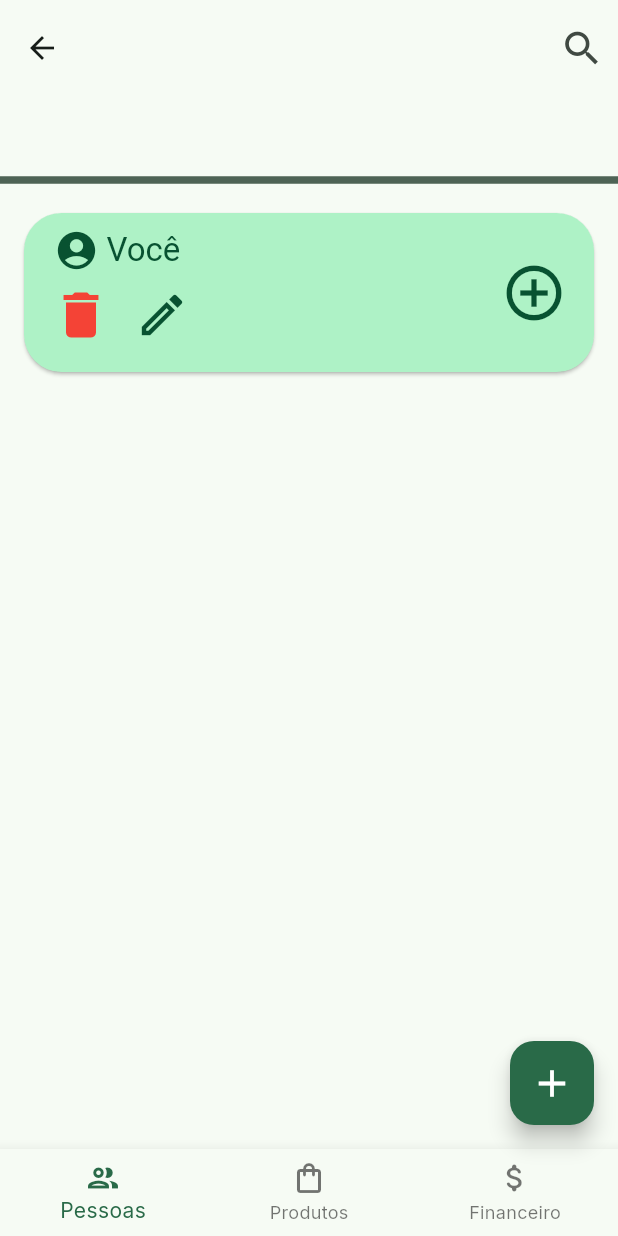
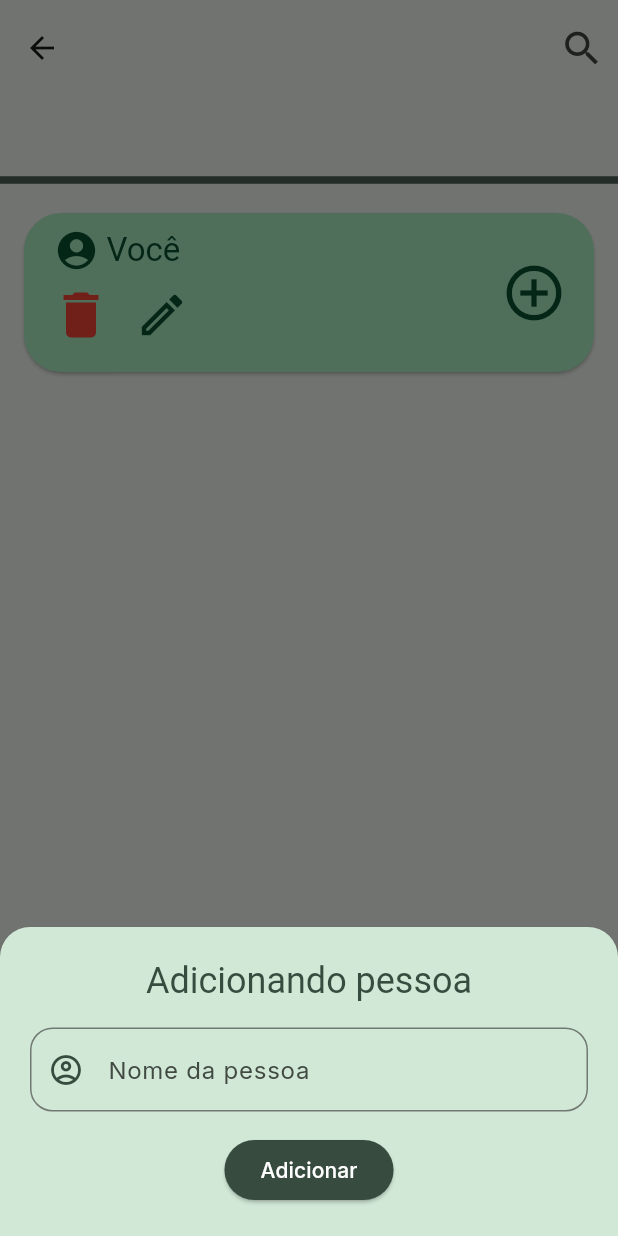
Before and after one commit to pedropelaes/Conta_Certa, a Flutter app: the EventManagerScreen screen opened directly with empty values, after a tap on the "add" icon, on a phone screen of 412 x 824 dp. Run offline on Flutter 3.47's test engine with Material 3 defaults, Android fonts, the phone set to English and light mode, and no system bars; drawn by our look-alikes of flutter_platform_widgets; our stand-ins replace device_preview, fluttertoast, google_fonts, shared_preferences; accounts and stored records are empty; Roboto replaces fonts that are missing (ABeeZee).

Commit message:
feature: Containers de add/edit pessoas

```diff
--- a/Conta_Certa/conta_certa/lib/main.dart
+++ b/Conta_Certa/conta_certa/lib/main.dart
@@ -1,4 +1,5 @@
 import 'package:conta_certa/screens/main_screen.dart';
+import 'package:conta_certa/screens/people_screen.dart';
 import 'package:conta_certa/theme/theme_notifier.dart';
 import 'package:flutter/material.dart';
 import 'package:flutter_platform_widgets/flutter_platform_widgets.dart';
@@ -44,6 +45,7 @@ void main() async {
       providers: [
         ChangeNotifierProvider<ThemeNotifier>.value(value: themeNotifier),
         ChangeNotifierProvider<EventsState>(create: (_) => EventsState()),
+        ChangeNotifierProvider<PeopleState>(create: (_) => PeopleState()),
       ],
       child: DevicePreview(
         enabled: kIsWeb || (!Platform.isAndroid && !Platform.isIOS),
--- a/Conta_Certa/conta_certa/lib/screens/event_manager_screen.dart
+++ b/Conta_Certa/conta_certa/lib/screens/event_manager_screen.dart
@@ -14,6 +14,13 @@ class EventManagerScreen extends StatefulWidget {
 }
 
 class _EventManagerScreenState extends State<EventManagerScreen> {
+  final TextEditingController nameController = TextEditingController();
+  @override
+  void dispose() {
+    nameController.dispose();
+    super.dispose();
+  }
+
   int _currentIndex = 0;
   late List<Widget> _pages;
 
@@ -65,12 +72,54 @@ class _EventManagerScreenState extends State<EventManagerScreen> {
           BottomNavigationBarItem(icon: Icon(Icons.attach_money_rounded), label: "Financeiro")
         ],
       ),
-      floatingActionButton: FloatingActionButton(
-        onPressed: (){},
-        backgroundColor: theme.colorScheme.primary,
-        child: Icon(Icons.add, size: 30, color: theme.colorScheme.onPrimary,),
-      ),
+      floatingActionButton: getFloatingActionButton(_currentIndex)
     );
   }
 
+  Widget? getFloatingActionButton(int index){
+    switch (index){
+      case 0:
+        return FloatingActionButton(
+        onPressed: (){
+          showAddPerson(context, nameController, widget.event);
+        },
+        backgroundColor: Theme.of(context).colorScheme.primary,
+        child: Icon(Icons.add, size: 30, color: Theme.of(context).colorScheme.onPrimary,),
+      );
+      case 1:
+        return FloatingActionButton(
+        onPressed: (){
+
+        },
+        backgroundColor: Theme.of(context).colorScheme.primary,
+        child: Icon(Icons.add, size: 30, color: Theme.of(context).colorScheme.onPrimary,),
+      );
+      case 2:
+        return FloatingActionButton(
+        onPressed: (){
+
+        },
+        backgroundColor: Theme.of(context).colorScheme.primary,
+        child: Icon(Icons.add, size: 30, color: Theme.of(context).colorScheme.onPrimary,),
+      );
+      default:
+        return null;
+    }
+  }
 }
+
+void showAddPerson(BuildContext context, TextEditingController nameController, Event event){
+  showModalBottomSheet(
+    context: context,
+    isScrollControlled: true,
+    backgroundColor: Colors.transparent,
+    shape: RoundedRectangleBorder(borderRadius: BorderRadius.only(topLeft: Radius.circular(20), topRight: Radius.circular(20))),
+    builder: (BuildContext context){
+      return Padding(padding: EdgeInsets.only(
+        bottom: MediaQuery.of(context).viewInsets.bottom,
+      ),
+      child: AddPersonContainer(theme: Theme.of(context), textTheme: TextTheme.of(context), context: context, nameController: nameController, event: event),
+      );
+    }
+  );
+}
--- a/Conta_Certa/conta_certa/lib/screens/people_screen.dart
+++ b/Conta_Certa/conta_certa/lib/screens/people_screen.dart
@@ -1,24 +1,27 @@
 import 'package:conta_certa/models/event.dart';
 import 'package:conta_certa/models/people.dart';
+import 'package:conta_certa/widgets/buttons.dart';
 import 'package:conta_certa/widgets/cards.dart';
+import 'package:conta_certa/widgets/slide_up_container.dart';
+import 'package:conta_certa/widgets/text_field.dart';
 import 'package:flutter/material.dart';
 import 'package:fluttertoast/fluttertoast.dart';
+import 'package:provider/provider.dart';
 
 class PeopleState extends ChangeNotifier{
   final List<Pessoa> _pessoas = [];
+
   List<Pessoa> get pessoas => List.unmodifiable(_pessoas);
-
-  Future<void> savePessoa() async{
-
-  }
 
   void addPessoa (String nome, Event event){
     _pessoas.add(Pessoa(nome: nome));
+    event.people.add(Pessoa(nome: nome));
     notifyListeners();
   }
 
-  void deletePessoa (int index){
+  void deletePessoa (int index, Event event){
     _pessoas.remove(index);
+    event.people.remove(index);
     notifyListeners();
     Fluttertoast.showToast(
       msg: "Pessoa deletada.",
@@ -39,12 +42,87 @@ class _PeopleScreenState extends State<PeopleScreen> {
 
   @override
   Widget build(BuildContext context) {
+    final peopleState = Provider.of<PeopleState>(context, listen: false);
+    final TextEditingController editingController = TextEditingController();
     final ThemeData theme = Theme.of(context);
     final TextTheme textTheme = theme.textTheme;
     return Column(
       children: [
-        PersonCard(theme: theme, textTheme: textTheme, name: "Você", onDelete: (){}, onEdit: (){}, onAdd: (){}),
+        PersonCard(theme: theme, textTheme: textTheme, name: "Você", onDelete: (){}, onEdit: (){showEditPerson(context, editingController, widget.event);}, onAdd: (){}),
       ]
     );
   }
 }
+Widget AddPersonContainer({
+  required ThemeData theme,
+  required TextTheme textTheme,
+  required BuildContext context,
+  required TextEditingController nameController,
+  required Event event,
+
+}){
+  return SlideUpContainer(
+    content: [
+      Text(
+        'Adicionando pessoa',
+        style: textTheme.headlineSmall?.copyWith(
+          color: theme.colorScheme.onSecondaryContainer,
+        ),
+      ),
+      TextFieldDesign(theme: theme, textTheme: textTheme, hintText: 'Nome da pessoa', icon: Icons.account_circle_outlined, controller: nameController),
+      ButtonDesign(theme: theme, textTheme: textTheme, childText: 'Adicionar', onPressed: (){
+        final navigator = Navigator.of(context);
+        final peopleState = Provider.of<PeopleState>(context, listen: false);
+        peopleState.addPessoa(nameController.text, event);
+        nameController.clear();
+        navigator.pop();
+      }),
+    ],
+    theme: theme
+  );
+}
+
+Widget EditPersonContainer({
+  required ThemeData theme,
+  required TextTheme textTheme,
+  required BuildContext context,
+  required TextEditingController nameController,
+  required Event event,
+
+}){
+  return SlideUpContainer(
+    content: [
+      Text(
+        'Editando pessoa',
+        style: textTheme.headlineSmall?.copyWith(
+          color: theme.colorScheme.onSecondaryContainer,
+        ),
+      ),
+      TextFieldDesign(theme: theme, textTheme: textTheme, hintText: 'Novo nome', icon: Icons.account_circle_outlined, controller: nameController),
+      ButtonDesign(theme: theme, textTheme: textTheme, childText: 'Salvar', onPressed: (){
+        final navigator = Navigator.of(context);
+        final peopleState = Provider.of<PeopleState>(context, listen: false);
+        peopleState.addPessoa(nameController.text, event);
+        nameController.clear();
+        navigator.pop();
+      }),
+    ],
+    theme: theme
+  );
+}
+
+void showEditPerson(BuildContext context, TextEditingController nameController, Event event){
+  showModalBottomSheet(
+    context: context,
+    isScrollControlled: true,
+    backgroundColor: Colors.transparent,
+    shape: RoundedRectangleBorder(borderRadius: BorderRadius.only(topLeft: Radius.circular(20), topRight: Radius.circular(20))),
+    builder: (BuildContext context){
+      return Padding(padding: EdgeInsets.only(
+        bottom: MediaQuery.of(context).viewInsets.bottom,
+      ),
+      child: EditPersonContainer(theme: Theme.of(context), textTheme: TextTheme.of(context), context: context, nameController: nameController, event: event),
+      );
+    }
+  );
+}
--- a/Conta_Certa/conta_certa/lib/widgets/slide_up_container.dart
+++ b/Conta_Certa/conta_certa/lib/widgets/slide_up_container.dart
@@ -1,16 +1,18 @@
 import 'package:flutter/material.dart';
 
 class SlideUpContainer extends StatefulWidget{
-  final Widget child;
+  final List<Widget> content;
   final Duration animationDuration;
   final Curve animationCurve;
+  final ThemeData theme;
 
   const SlideUpContainer({
-    Key? key,
-    required this.child,
+    super.key,
+    required this.content,
+    required this.theme,
     this.animationDuration = const Duration(milliseconds: 300),
     this.animationCurve = Curves.easeOutCubic,
-  }) : super(key: key);
+  });
 
   @override
   State<SlideUpContainer> createState() => _SlideUpContainerState();
@@ -44,7 +46,19 @@ class _SlideUpContainerState extends State<SlideUpContainer> with SingleTickerPr
   Widget build(BuildContext context) {
     return SlideTransition(
       position: _slideAnimation,
-      child: widget.child,
+      child: Card(
+        shape: RoundedRectangleBorder(borderRadius: BorderRadius.only(topLeft: Radius.circular(20), topRight: Radius.circular(20))),
+        color: widget.theme.colorScheme.secondaryContainer,
+        margin: EdgeInsets.only(),
+        child: Padding(
+          padding: const EdgeInsets.all(20),
+          child: Column(
+            spacing: 15,
+            mainAxisSize: MainAxisSize.min,
+            children: widget.content,
+          ),
+        ),
+      ),
     );
   }
 }
```
Also changed, not shown: Conta_Certa/conta_certa/lib/screens/main_screen.dart (+3 -14 lines).
